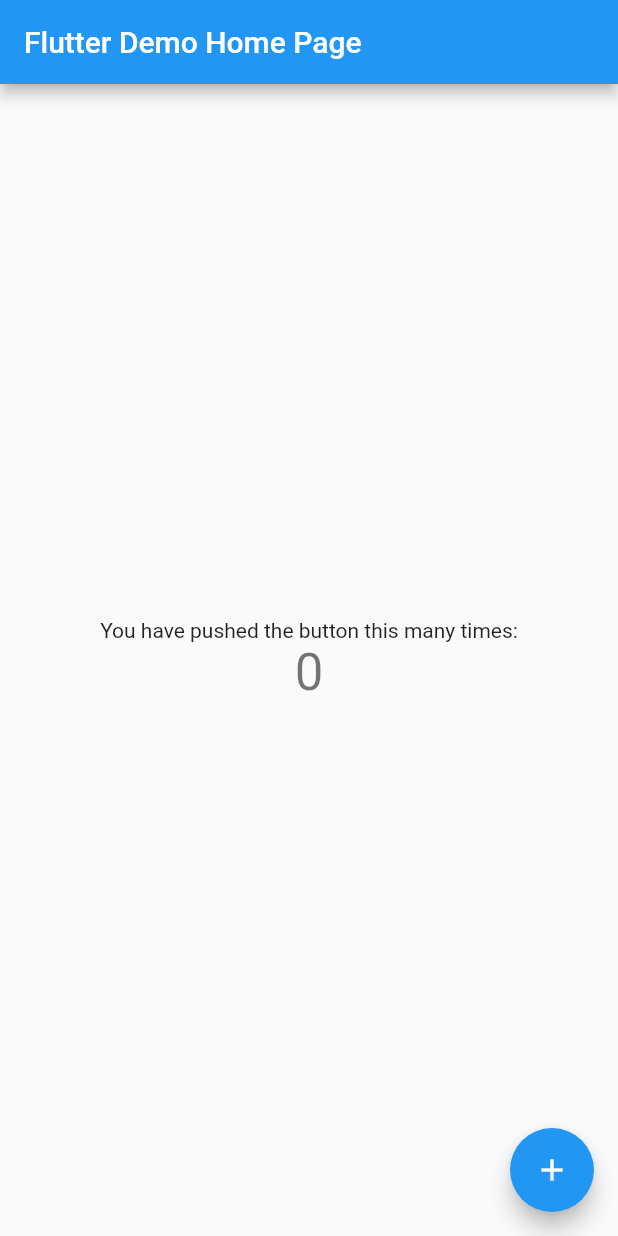
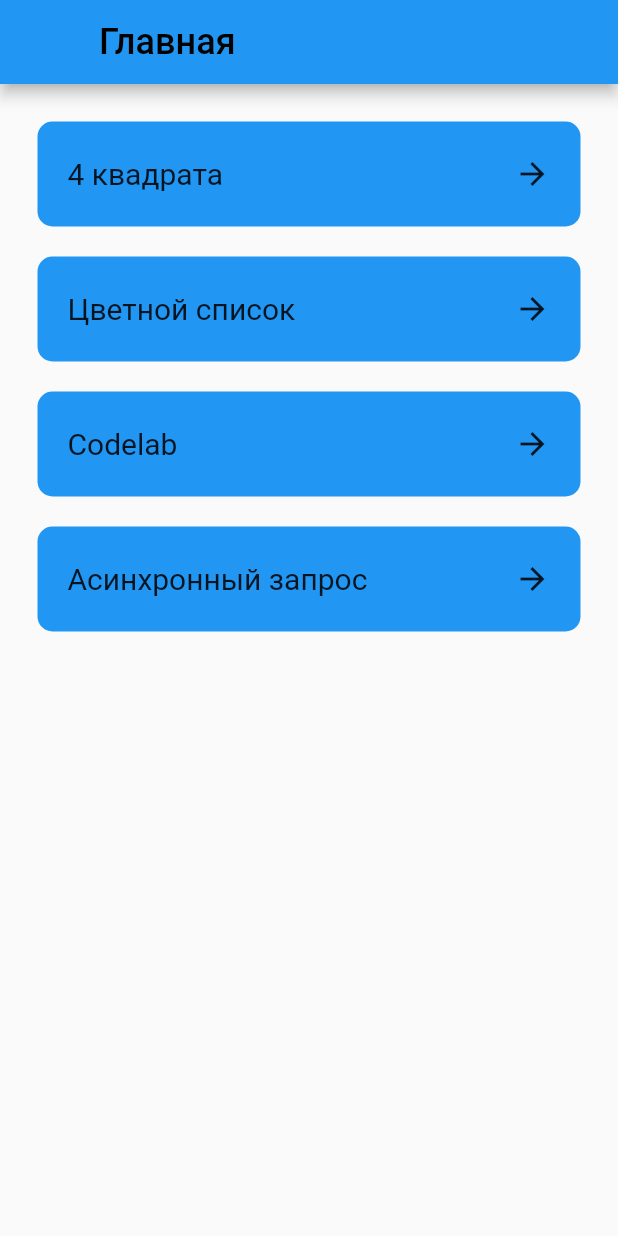
Before and after one commit to NetLost/boost_grade, a Flutter app: the screen it shows after launch, on a phone screen of 412 x 824 dp. Run offline on Flutter 3.47's test engine with Material 2 defaults, Android fonts, the phone set to English and light mode, and no system bars.

Commit message:
add home screen

```diff
--- a/lib/main.dart
+++ b/lib/main.dart
@@ -1,4 +1,5 @@
 import 'package:flutter/material.dart';
+import 'presentation/pages/home_screen/home_screen.dart';
 
 void main() {
   runApp(const MyApp());
@@ -7,109 +8,18 @@ void main() {
 class MyApp extends StatelessWidget {
   const MyApp({Key? key}) : super(key: key);
 
-  // This widget is the root of your application.
   @override
   Widget build(BuildContext context) {
     return MaterialApp(
-      title: 'Flutter Demo',
+      debugShowCheckedModeBanner: false,
+      title: 'Главная',
       theme: ThemeData(
-        // This is the theme of your application.
-        //
-        // Try running your application with "flutter run". You'll see the
-        // application has a blue toolbar. Then, without quitting the app, try
-        // changing the primarySwatch below to Colors.green and then invoke
-        // "hot reload" (press "r" in the console where you ran "flutter run",
-        // or simply save your changes to "hot reload" in a Flutter IDE).
-        // Notice that the counter didn't reset back to zero; the application
-        // is not restarted.
-        primarySwatch: Colors.blue,
+        appBarTheme: const AppBarTheme(
+          color: Colors.blue,
+          iconTheme: IconThemeData(color: Colors.black),
+        ),
       ),
-      home: const MyHomePage(title: 'Flutter Demo Home Page'),
+      home: const HomeScreen(),
     );
   }
 }
-
-class MyHomePage extends StatefulWidget {
-  const MyHomePage({Key? key, required this.title}) : super(key: key);
-
-  // This widget is the home page of your application. It is stateful, meaning
-  // that it has a State object (defined below) that contains fields that affect
-  // how it looks.
-
-  // This class is the configuration for the state. It holds the values (in this
-  // case the title) provided by the parent (in this case the App widget) and
-  // used by the build method of the State. Fields in a Widget subclass are
-  // always marked "final".
-
-  final String title;
-
-  @override
-  State<MyHomePage> createState() => _MyHomePageState();
-}
-
-class _MyHomePageState extends State<MyHomePage> {
-  int _counter = 0;
-
-  void _incrementCounter() {
-    setState(() {
-      // This call to setState tells the Flutter framework that something has
-      // changed in this State, which causes it to rerun the build method below
-      // so that the display can reflect the updated values. If we changed
-      // _counter without calling setState(), then the build method would not be
-      // called again, and so nothing would appear to happen.
-      _counter++;
-    });
-  }
-
-  @override
-  Widget build(BuildContext context) {
-    // This method is rerun every time setState is called, for instance as done
-    // by the _incrementCounter method above.
-    //
-    // The Flutter framework has been optimized to make rerunning build methods
-    // fast, so that you can just rebuild anything that needs updating rather
-    // than having to individually change instances of widgets.
-    return Scaffold(
-      appBar: AppBar(
-        // Here we take the value from the MyHomePage object that was created by
-        // the App.build method, and use it to set our appbar title.
-        title: Text(widget.title),
-      ),
-      body: Center(
-        // Center is a layout widget. It takes a single child and positions it
-        // in the middle of the parent.
-        child: Column(
-          // Column is also a layout widget. It takes a list of children and
-          // arranges them vertically. By default, it sizes itself to fit its
-          // children horizontally, and tries to be as tall as its parent.
-          //
-          // Invoke "debug painting" (press "p" in the console, choose the
-          // "Toggle Debug Paint" action from the Flutter Inspector in Android
-          // Studio, or the "Toggle Debug Paint" command in Visual Studio Code)
-          // to see the wireframe for each widget.
-          //
-          // Column has various properties to control how it sizes itself and
-          // how it positions its children. Here we use mainAxisAlignment to
-          // center the children vertically; the main axis here is the vertical
-          // axis because Columns are vertical (the cross axis would be
-          // horizontal).
-          mainAxisAlignment: MainAxisAlignment.center,
-          children: <Widget>[
-            const Text(
-              'You have pushed the button this many times:',
-            ),
-            Text(
-              '$_counter',
-              style: Theme.of(context).textTheme.headline4,
-            ),
-          ],
-        ),
-      ),
-      floatingActionButton: FloatingActionButton(
-        onPressed: _incrementCounter,
-        tooltip: 'Increment',
-        child: const Icon(Icons.add),
-      ), // This trailing comma makes auto-formatting nicer for build methods.
-    );
-  }
-}
--- /dev/null
+++ b/lib/presentation/pages/home_screen/home_screen.dart
@@ -0,0 +1,66 @@
+import 'package:flutter/material.dart';
+import 'widgets/custom_button.dart';
+
+class HomeScreen extends StatelessWidget {
+
+  const HomeScreen({
+    Key? key,
+  }) : super(key: key);
+
+  @override
+  Widget build(BuildContext context) {
+    return Scaffold(
+      appBar: AppBar(
+        title: const Padding(
+          padding: EdgeInsets.only(left: 50),
+          child: Text(
+            'Главная',
+            style: TextStyle(color: Colors.black, fontSize: 24.0),
+          ),
+        ),
+      ),
+      body: Padding(
+        padding: const EdgeInsets.all(25.0),
+        child: Column(
+          children: [
+            customButton('4 квадрата', () {
+              Navigator.push(
+                context,
+                MaterialPageRoute(
+                  builder: (context) => Container(),
+                ),
+              );
+            }),
+            const SizedBox(height: 20.0,),
+            customButton('Цветной список', () {
+              Navigator.push(
+                context,
+                MaterialPageRoute(
+                  builder: (context) => Container(),
+                ),
+              );
+            }),
+            const SizedBox(height: 20.0,),
+            customButton('Codelab', () {
+              Navigator.push(
+                context,
+                MaterialPageRoute(
+                  builder: (context) => Container(),
+                ),
+              );
+            }),
+            const SizedBox(height: 20.0,),
+            customButton('Асинхронный запрос', () {
+              Navigator.push(
+                context,
+                MaterialPageRoute(
+                  builder: (context) => Container(),
+                ),
+              );
+            }),
+          ],
+        ),
+      ),
+    );
+  }
+}
--- /dev/null
+++ b/lib/presentation/pages/home_screen/widgets/custom_button.dart
@@ -0,0 +1,23 @@
+import 'package:flutter/material.dart';
+
+Widget customButton(String name, Function()? onTap) {
+    return GestureDetector(
+      onTap: onTap,
+      child: Container(
+        padding: const EdgeInsets.symmetric(horizontal: 20),
+        height: 70,
+        decoration: BoxDecoration(
+            borderRadius: BorderRadius.circular(10), color: Colors.blue),
+        child: Row(
+          mainAxisAlignment: MainAxisAlignment.spaceBetween,
+          children: [
+            Text(
+              name,
+              style: const TextStyle(fontSize: 20),
+            ),
+            const Icon(Icons.arrow_forward)
+          ],
+        ),
+      ),
+    );
+  }
```
Also changed, not shown: lib/presentation/widgets/custom_floating_action_button.dart (added, +21 -0 lines), pubspec.yaml (+15 -0 lines), pubspec.lock, 1 other file.
